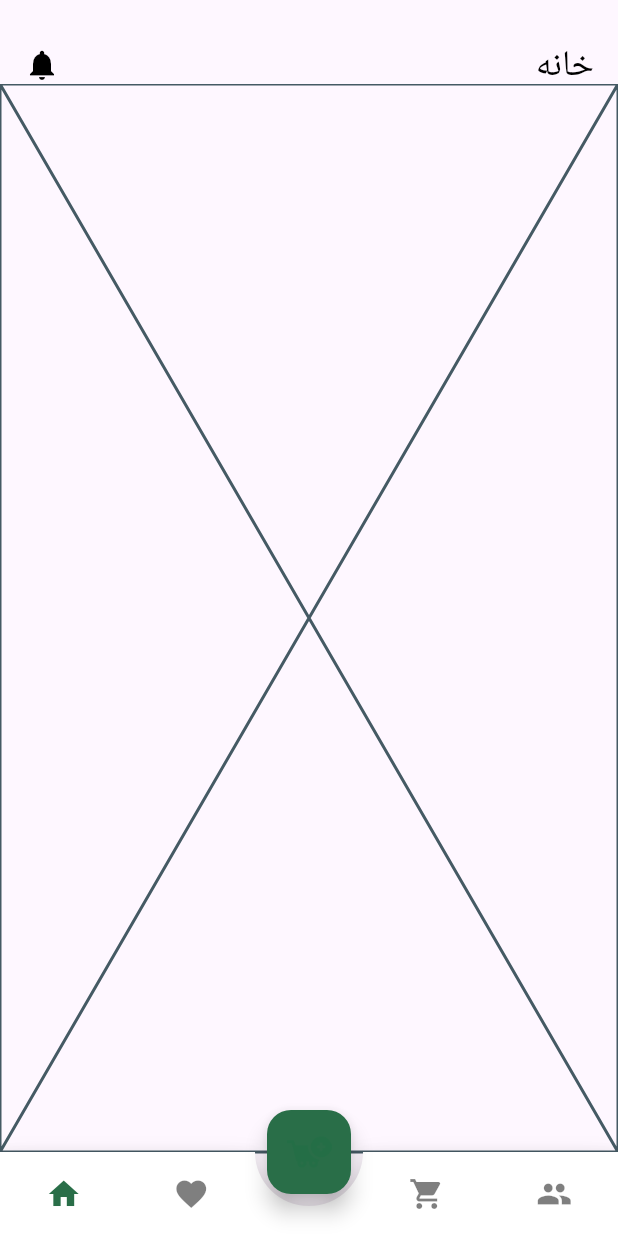
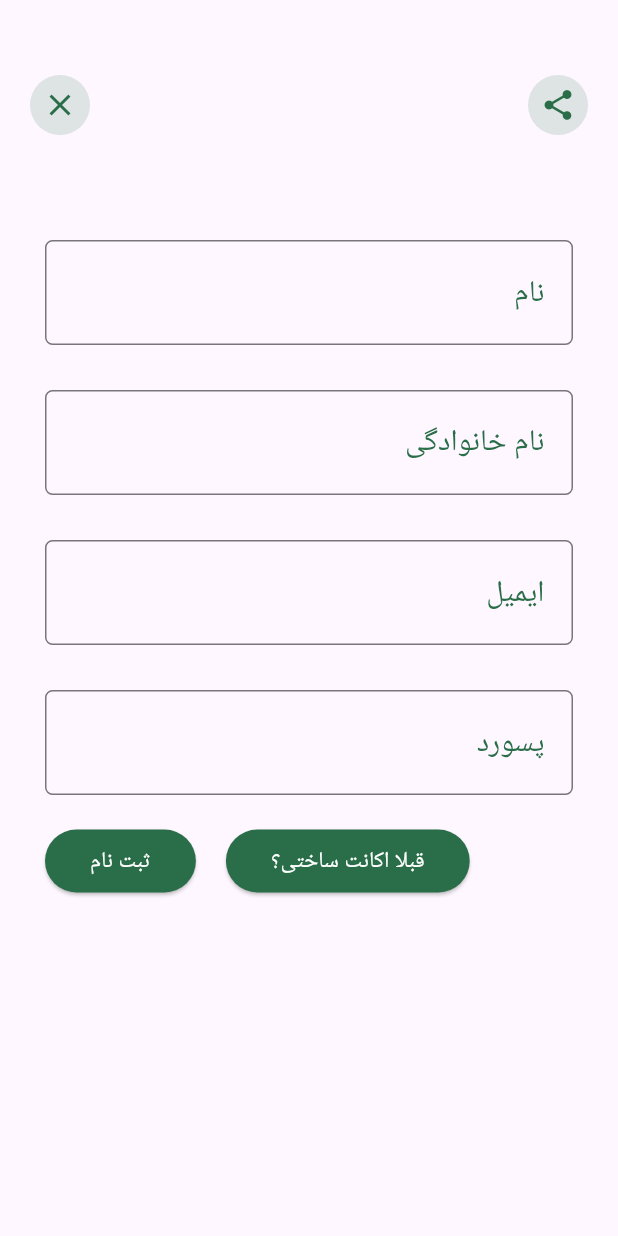
Before and after one commit to pouyahadinejad/wordpressApi, a Flutter app: the screen it shows after launch, on a phone screen of 412 x 824 dp. Run offline on Flutter 3.47's test engine with Material 3 defaults, Android fonts, the phone set to English and light mode, and no system bars; drawn by our look-alikes of animated_bottom_navigation_bar; our stand-ins replace dio; accounts and stored records are empty.

```diff
--- /dev/null
+++ b/lib/api/api_service.dart
@@ -0,0 +1,35 @@
+import 'dart:convert';
+import 'dart:io';
+
+import 'package:dio/dio.dart';
+import 'package:plantapp/constans/constans.dart';
+import 'package:plantapp/models/woocommercr/register_model.dart';
+
+class ApiService {
+  Future<bool> createCustomer(CustomerModel model) async {
+    bool returnResponse = false;
+    String authToken = base64.encode(
+      utf8.encode(
+          "${WoocomerceInfo.consumerKey}:${WoocomerceInfo.consumerSecret}"),
+    );
+    try {
+      var response =
+          await Dio().post(WoocomerceInfo.baseURL + WoocomerceInfo.customerURL,
+              data: model.toJson(),
+              options: Options(headers: {
+                HttpHeaders.authorizationHeader: 'Basic $authToken',
+                HttpHeaders.contentTypeHeader: 'application/json',
+              }));
+      if (response.statusCode == 201) {
+        returnResponse = true;
+      }
+    } on DioError catch (e) {
+      if (e.response!.statusCode == 404) {
+        returnResponse = false;
+      } else {
+        returnResponse = false;
+      }
+    }
+    return returnResponse;
+  }
+}
--- a/lib/constans/constans.dart
+++ b/lib/constans/constans.dart
@@ -1,4 +1,11 @@
 import 'package:flutter/material.dart';
+
+class WoocomerceInfo {
+  static String consumerKey = "ck_cf58c9b5bcc2cc9a445e95e40c7ef60d13c8575d";
+  static String consumerSecret = "cs_73dc1cbfcbfe7e110247a9d29abddebc8fbd60a4";
+  static String baseURL = "https://pouyahadinejad.ir/wordpress/wp-json/wc/v3/";
+  static String customerURL = "customers";
+}
 
 class Constans {
   static Color primaryColor = const Color(0xFF296E48);
--- a/lib/main.dart
+++ b/lib/main.dart
@@ -1,15 +1,16 @@
 import 'package:flutter/material.dart';
-import 'package:plantapp/ui/root/root_page.dart';
+import 'package:plantapp/ui/signup/signup_page.dart';
 
-void main() => runApp(const MyApp());
+void main() => runApp(const MainApp());
 
-class MyApp extends StatelessWidget {
-  const MyApp({super.key});
+class MainApp extends StatelessWidget {
+  const MainApp({super.key});
 
   @override
   Widget build(BuildContext context) {
     return const MaterialApp(
-      home: RootPage(),
+      debugShowCheckedModeBanner: false,
+      home: SignupPage(),
     );
   }
 }
--- /dev/null
+++ b/lib/models/woocommercr/register_model.dart
@@ -0,0 +1,24 @@
+class CustomerModel {
+  String? firstName;
+  String? lastName;
+  String? email;
+  String? password;
+
+  CustomerModel({
+    this.firstName,
+    this.lastName,
+    this.email,
+    this.password,
+  });
+
+  Map<String, dynamic> toJson() {
+    Map<String, dynamic> json = {};
+    json.addAll({
+      'first_name': firstName,
+      'last_name': lastName,
+      'email': email,
+      'password': password,
+    });
+    return json;
+  }
+}
--- /dev/null
+++ b/lib/ui/signup/signup_page.dart
@@ -0,0 +1,336 @@
+import 'package:flutter/material.dart';
+import 'package:plantapp/api/api_service.dart';
+import 'package:plantapp/constans/constans.dart';
+import 'package:plantapp/models/woocommercr/register_model.dart';
+
+class SignupPage extends StatefulWidget {
+  const SignupPage({super.key});
+
+  @override
+  State<SignupPage> createState() => _SignupPageState();
+}
+
+class _SignupPageState extends State<SignupPage> {
+  late ApiService apiService;
+  late CustomerModel customerModel;
+  GlobalKey<FormState> globalKey = GlobalKey<FormState>();
+
+  bool isApiCalled = false;
+  @override
+  void initState() {
+    apiService = ApiService();
+    customerModel = CustomerModel();
+    super.initState();
+  }
+
+  @override
+  Widget build(BuildContext context) {
+    Size size = MediaQuery.of(context).size;
+    return Scaffold(
+      body: Stack(
+        children: [
+          Positioned(
+            top: 50.0,
+            left: 20.0,
+            right: 20.0,
+            child: Row(
+              mainAxisAlignment: MainAxisAlignment.spaceBetween,
+              children: [
+                Container(
+                  height: 40.0,
+                  width: 40.0,
+                  decoration: BoxDecoration(
+                    borderRadius: BorderRadius.circular(50.0),
+                    color: Constans.primaryColor.withOpacity(0.15),
+                  ),
+                  child: Icon(
+                    Icons.close,
+                    color: Constans.primaryColor,
+                  ),
+                ),
+                Container(
+                  height: 40.0,
+                  width: 40.0,
+                  decoration: BoxDecoration(
+                    borderRadius: BorderRadius.circular(50.0),
+                    color: Constans.primaryColor.withOpacity(0.15),
+                  ),
+                  child: Icon(
+                    Icons.share,
+                    color: Constans.primaryColor,
+                  ),
+                )
+              ],
+            ),
+          ),
+          Positioned(
+            top: 150.0,
+            left: 20.0,
+            right: 20.0,
+            child: SizedBox(
+              width: size.width * 0.8,
+              height: size.height * 0.8,
+              child: Form(
+                key: globalKey,
+                child: SingleChildScrollView(
+                  child: Padding(
+                    padding: const EdgeInsets.all(10.0),
+                    child: Column(
+                      children: [
+                        Directionality(
+                          textDirection: TextDirection.rtl,
+                          child: TextFormField(
+                            initialValue: customerModel.firstName,
+                            onChanged: (value) {
+                              customerModel.firstName = value;
+                            },
+                            cursorColor: Constans.primaryColor,
+                            style: const TextStyle(
+                              fontSize: 20.0,
+                              height: 2.0,
+                            ),
+                            decoration: InputDecoration(
+                              hintTextDirection: TextDirection.ltr,
+                              focusedBorder: OutlineInputBorder(
+                                borderSide: BorderSide(
+                                  color: Constans.primaryColor,
+                                  width: 2.0,
+                                ),
+                              ),
+                              border: OutlineInputBorder(
+                                borderRadius: BorderRadius.circular(5.0),
+                              ),
+                              contentPadding: const EdgeInsets.symmetric(
+                                horizontal: 15.0,
+                                vertical: 15.0,
+                              ),
+                              label: Text(
+                                'نام',
+                                style: TextStyle(
+                                  fontSize: 20.0,
+                                  color: Constans.primaryColor,
+                                ),
+                              ),
+                            ),
+                            validator: (value) {
+                              if (value.toString().isEmpty) {
+                                return 'این فیلد باید تکمیل شود';
+                              }
+                              return null;
+                            },
+                          ),
+                        ),
+                        const SizedBox(height: 30.0),
+                        Directionality(
+                          textDirection: TextDirection.rtl,
+                          child: TextFormField(
+                            initialValue: customerModel.lastName,
+                            onChanged: (value) {
+                              customerModel.lastName = value;
+                            },
+                            cursorColor: Constans.primaryColor,
+                            style: const TextStyle(
+                              fontSize: 20.0,
+                              height: 2.0,
+                            ),
+                            decoration: InputDecoration(
+                              hintTextDirection: TextDirection.ltr,
+                              focusedBorder: OutlineInputBorder(
+                                borderSide: BorderSide(
+                                  color: Constans.primaryColor,
+                                  width: 2.0,
+                                ),
+                              ),
+                              border: OutlineInputBorder(
+                                borderRadius: BorderRadius.circular(5.0),
+                              ),
+                              contentPadding: const EdgeInsets.symmetric(
+                                horizontal: 15.0,
+                                vertical: 15.0,
+                              ),
+                              label: Text(
+                                'نام خانوادگی',
+                                style: TextStyle(
+                                  fontSize: 20.0,
+                                  color: Constans.primaryColor,
+                                ),
+                              ),
+                            ),
+                          ),
+                        ),
+                        const SizedBox(height: 30.0),
+                        Directionality(
+                          textDirection: TextDirection.rtl,
+                          child: TextFormField(
+                            initialValue: customerModel.email,
+                            onChanged: (value) {
+                              customerModel.email = value;
+                            },
+                            cursorColor: Constans.primaryColor,
+                            style: const TextStyle(
+                              fontSize: 20.0,
+                              height: 2.0,
+                            ),
+                            textDirection: TextDirection.ltr,
+                            decoration: InputDecoration(
+                              hintTextDirection: TextDirection.ltr,
+                              focusedBorder: OutlineInputBorder(
+                                borderSide: BorderSide(
+                                  color: Constans.primaryColor,
+                                  width: 2.0,
+                                ),
+                              ),
+                              border: OutlineInputBorder(
+                                borderRadius: BorderRadius.circular(5.0),
+                              ),
+                              contentPadding: const EdgeInsets.symmetric(
+                                horizontal: 15.0,
+                                vertical: 15.0,
+                              ),
+                              label: Text(
+                                'ایمیل',
+                                style: TextStyle(
+                                  fontSize: 20.0,
+                                  color: Constans.primaryColor,
+                                ),
+                              ),
+                            ),
+                          ),
+                        ),
+                        const SizedBox(height: 30.0),
+                        Directionality(
+                          textDirection: TextDirection.rtl,
+                          child: TextFormField(
+                            initialValue: customerModel.password,
+                            onChanged: (value) {
+                              customerModel.password = value;
+                            },
+                            cursorColor: Constans.primaryColor,
+                            style: const TextStyle(
+                              fontSize: 20.0,
+                              height: 2.0,
+                            ),
+                            decoration: InputDecoration(
+                              hintTextDirection: TextDirection.ltr,
+                              focusedBorder: OutlineInputBorder(
+                                borderSide: BorderSide(
+                                  color: Constans.primaryColor,
+                                  width: 2.0,
+                                ),
+                              ),
+                              border: OutlineInputBorder(
+                                borderRadius: BorderRadius.circular(5.0),
+                              ),
+                              contentPadding: const EdgeInsets.symmetric(
+                                horizontal: 15.0,
+                                vertical: 15.0,
+                              ),
+                              label: Text(
+                                'پسورد',
+                                style: TextStyle(
+                                  fontSize: 20.0,
+                                  color: Constans.primaryColor,
+                                ),
+                              ),
+                            ),
+                          ),
+                        ),
+                        const SizedBox(height: 20.0),
+                        Row(
+                          children: [
+                            ElevatedButton(
+                              style: ElevatedButton.styleFrom(
+                                backgroundColor: Constans.primaryColor,
+                                padding: const EdgeInsets.symmetric(
+                                  horizontal: 30.0,
+                                  vertical: 10.0,
+                                ),
+                              ),
+                              onPressed: () {
+                                if (globalKey.currentState!.validate()) {
+                                  debugPrint('${customerModel.toJson()}');
+                                  apiService.createCustomer(customerModel).then(
+                                    (retRes) {
+                                      if (retRes) {
+                                        showDialog(
+                                          context: context,
+                                          builder: (context) {
+                                            return AlertDialog(
+                                              title: const Text('Woocomerce'),
+                                              content: const Text(
+                                                  'Registration SuccessFull'),
+                                              actions: [
+                                                TextButton(
+                                                  onPressed: () {
+                                                    Navigator.of(context).pop();
+                                                  },
+                                                  child: const Text('ok'),
+                                                )
+                                              ],
+                                            );
+                                          },
+                                        );
+                                      } else {
+                                        showDialog(
+                                          context: context,
+                                          builder: (context) {
+                                            return AlertDialog(
+                                              title: const Text('Woocomerce'),
+                                              content: const Text(
+                                                  'Registration error'),
+                                              actions: [
+                                                TextButton(
+                                                  onPressed: () {
+                                                    Navigator.of(context).pop();
+                                                  },
+                                                  child: const Text('ok'),
+                                                )
+                                              ],
+                                            );
+                                          },
+                                        );
+                                      }
+                                    },
+                                  );
+                                }
+                              },
+                              child: const Text(
+                                'ثبت نام',
+                                style: TextStyle(
+                                  fontSize: 15.0,
+                                  color: Colors.white,
+                                ),
+                              ),
+                            ),
+                            const SizedBox(width: 20.0),
+                            ElevatedButton(
+                              style: ElevatedButton.styleFrom(
+                                backgroundColor: Constans.primaryColor,
+                                padding: const EdgeInsets.symmetric(
+                                  horizontal: 30.0,
+                                  vertical: 10.0,
+                                ),
+                              ),
+                              onPressed: () {},
+                              child: const Text(
+                                'قبلا اکانت ساختی؟',
+                                style: TextStyle(
+                                  fontSize: 15.0,
+                                  color: Colors.white,
+                                ),
+                              ),
+                            )
+                          ],
+                        )
+                      ],
+                    ),
+                  ),
+                ),
+              ),
+            ),
+          ),
+        ],
+      ),
+    );
+  }
+}
```
